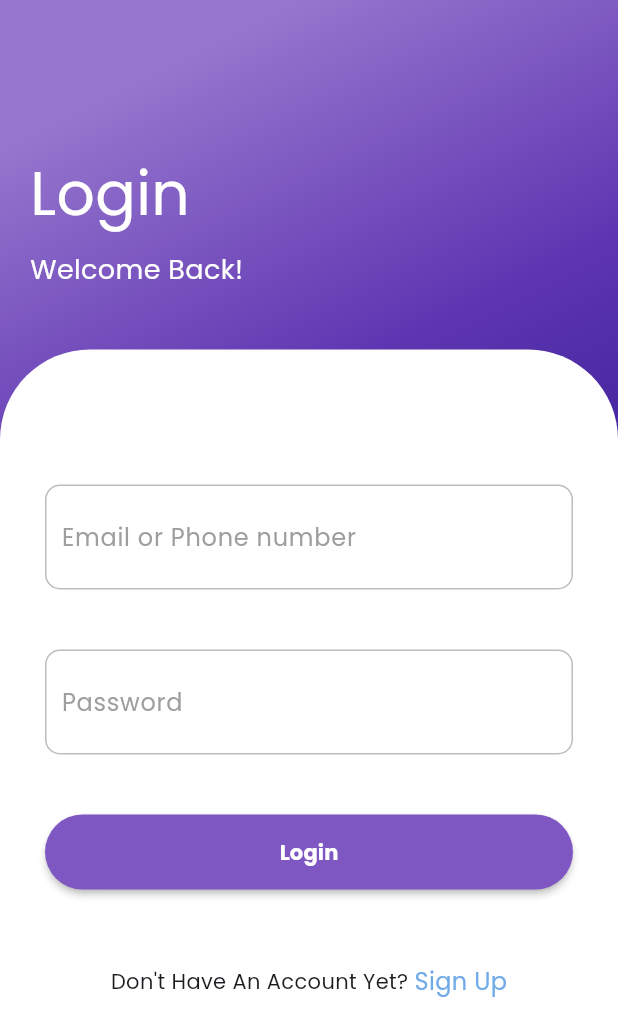
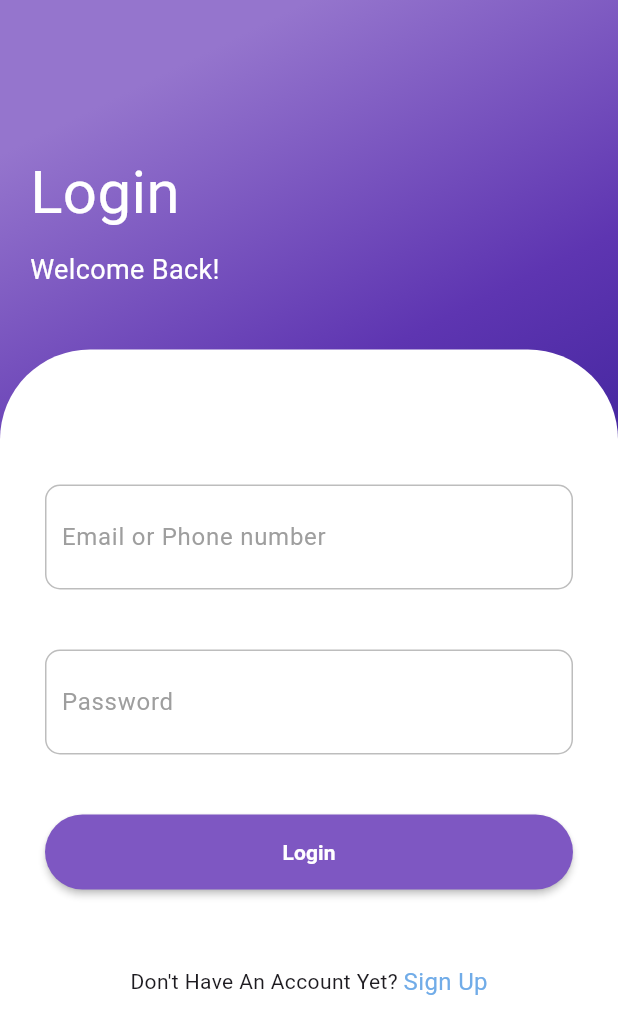
Before and after one commit to ShehalShah/linesofcode2, a Flutter app: the screen it shows after launch, on a phone screen of 412 x 824 dp. Shown: the top 1036 px of the screen. Run offline on Flutter 3.47's test engine with Material 3 defaults, Android fonts, the phone set to English and light mode, and no system bars; our stand-ins replace animate_do, flutter_riverpod, get_storage, google_generative_ai, image_picker, motion_toast and 2 more.

Commit message:
gemini for insights

```diff
--- a/app/comparify/lib/main.dart
+++ b/app/comparify/lib/main.dart
@@ -2,7 +2,7 @@ import 'package:comparify/screens/home.dart';
 import 'package:flutter/material.dart';
 import 'package:comparify/screens/login.dart';
 import 'package:flutter_riverpod/flutter_riverpod.dart';
-import 'package:google_fonts/google_fonts.dart';
+// import 'package:google_fonts/google_fonts.dart';
 
 void main() {
   runApp(ProviderScope(child: const MyApp()));
@@ -19,7 +19,7 @@ class MyApp extends StatelessWidget {
       theme: ThemeData(
         colorScheme: ColorScheme.fromSeed(seedColor: Colors.deepPurple),
         useMaterial3: true,
-        textTheme: GoogleFonts.poppinsTextTheme(ThemeData.light().textTheme),
+        // textTheme: GoogleFonts.poppinsTextTheme(ThemeData.light().textTheme),
       ),
       home: const LoginScreen(),
     );
--- a/app/comparify/pubspec.yaml
+++ b/app/comparify/pubspec.yaml
@@ -35,17 +35,18 @@ dependencies:
   # Use with the CupertinoIcons class for iOS style icons.
   cupertino_icons: ^1.0.2
   animate_do: ^3.1.2
-  http: ^0.13.5
+  http: ^1.1.0
   http_parser: ^4.0.2
   get_storage: ^2.1.1
   motion_toast: ^2.6.6
-  google_fonts:
+  # google_fonts: ^6.0.0
   url_launcher: ^6.2.4
   image_picker: ^1.0.7
   flutter_riverpod: ^2.4.10
   syncfusion_flutter_sliders: ^22.2.12
   intl: ^0.18.0
   shared_preferences: ^2.2.2
+  google_generative_ai:
 
 dev_dependencies:
   flutter_test:
```
Also changed, not shown: app/comparify/lib/screens/product_detail.dart (+13 -1 lines), app/comparify/lib/server/gemini.dart (added, +23 -0 lines), app/comparify/pubspec.lock.
